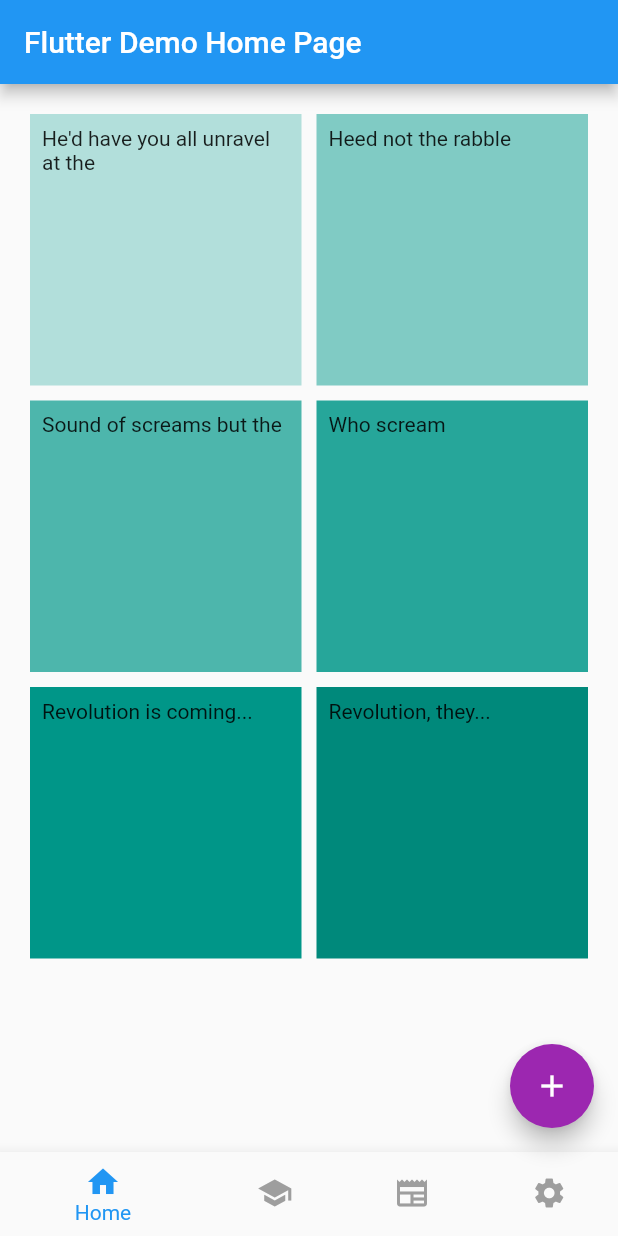
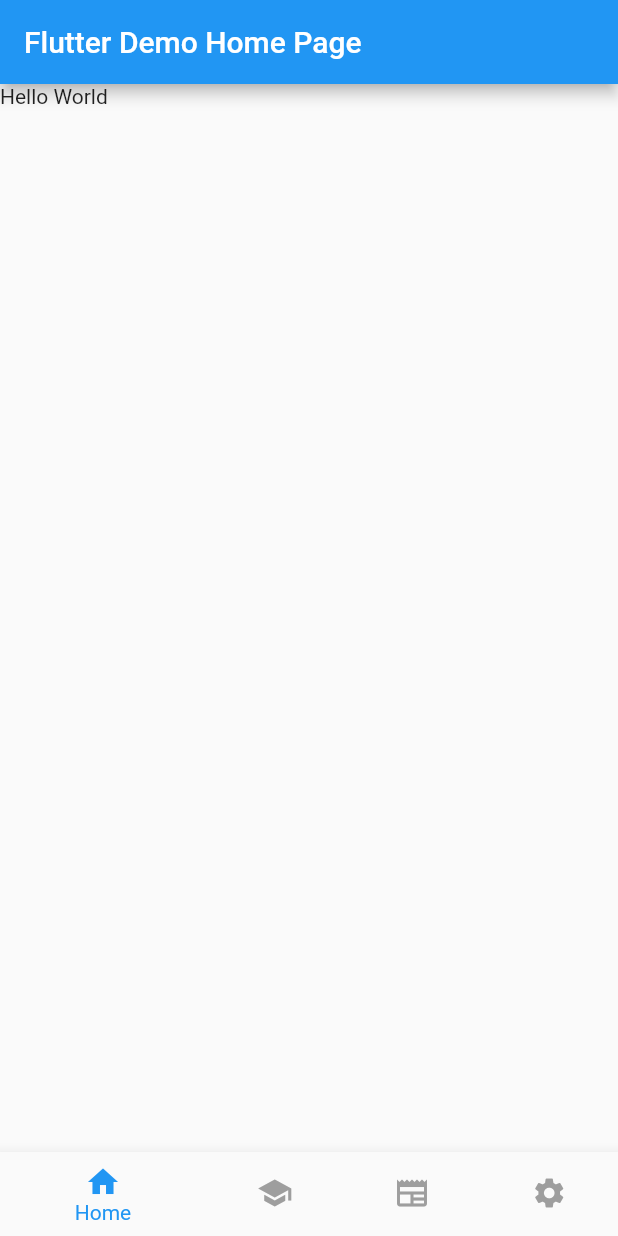
Before and after one commit to acmUR/mental_health_app, a Flutter app: the screen it shows after launch, on a phone screen of 412 x 824 dp. Run offline on Flutter 3.47's test engine with Material 2 defaults, Android fonts, the phone set to English and light mode, and no system bars.

Commit message:
Removed gridview

```diff
--- a/lib/main.dart
+++ b/lib/main.dart
@@ -42,51 +42,7 @@ class _MyHomePageState extends State<MyHomePage> {
       appBar: AppBar(
         title: Text(widget.title),
       ),
-      body: GridView.count(
-        primary: false,
-        padding: const EdgeInsets.all(20),
-        crossAxisSpacing: 10,
-        mainAxisSpacing: 10,
-        crossAxisCount: 2,
-        children: <Widget>[
-          Container(
-            padding: const EdgeInsets.all(8),
-            color: Colors.teal[100],
-            child: const Text("He'd have you all unravel at the"),
-          ),
-          Container(
-            padding: const EdgeInsets.all(8),
-            color: Colors.teal[200],
-            child: const Text('Heed not the rabble'),
-          ),
-          Container(
-            padding: const EdgeInsets.all(8),
-            color: Colors.teal[300],
-            child: const Text('Sound of screams but the'),
-          ),
-          Container(
-            padding: const EdgeInsets.all(8),
-            color: Colors.teal[400],
-            child: const Text('Who scream'),
-          ),
-          Container(
-            padding: const EdgeInsets.all(8),
-            color: Colors.teal[500],
-            child: const Text('Revolution is coming...'),
-          ),
-          Container(
-            padding: const EdgeInsets.all(8),
-            color: Colors.teal[600],
-            child: const Text('Revolution, they...'),
-          ),
-        ],
-      ),
-      floatingActionButton: FloatingActionButton(
-        onPressed: _incrementCounter,
-        tooltip: 'Increment',
-        child: const Icon(Icons.add),
-        backgroundColor: Colors.purple,
-      ), // This trailing comma makes auto-formatting nicer for build methods.
+      body: Text('Hello World'),
       bottomNavigationBar: BottomNavigationBar(
         items: const <BottomNavigationBarItem>[
           BottomNavigationBarItem(
```
